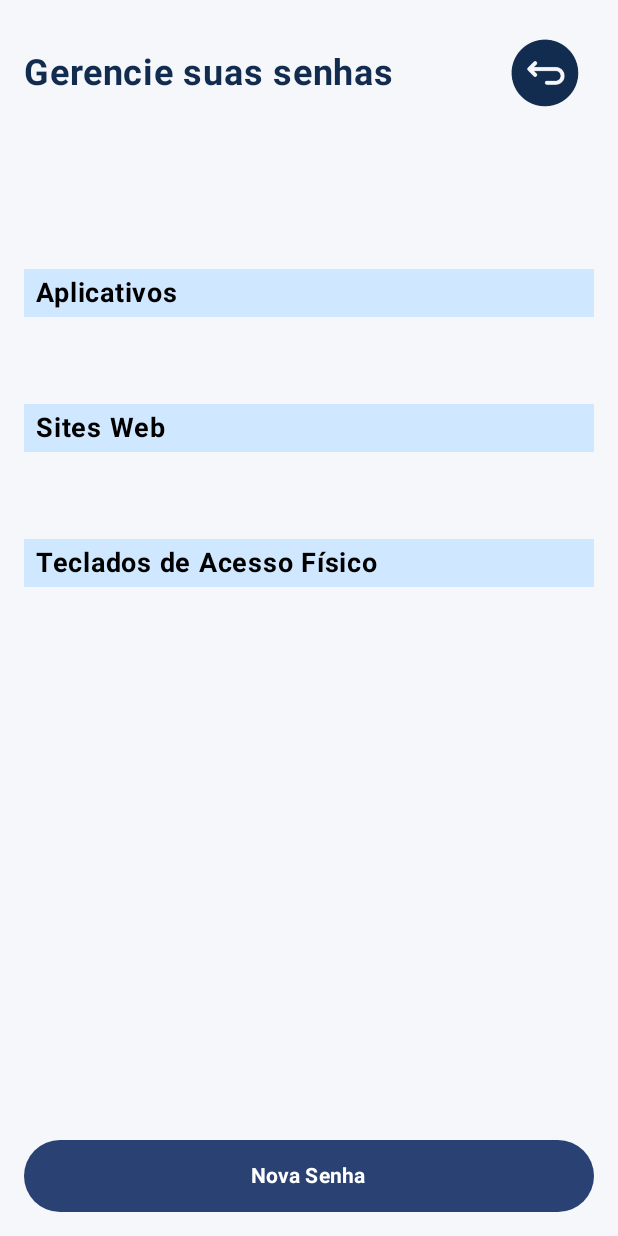
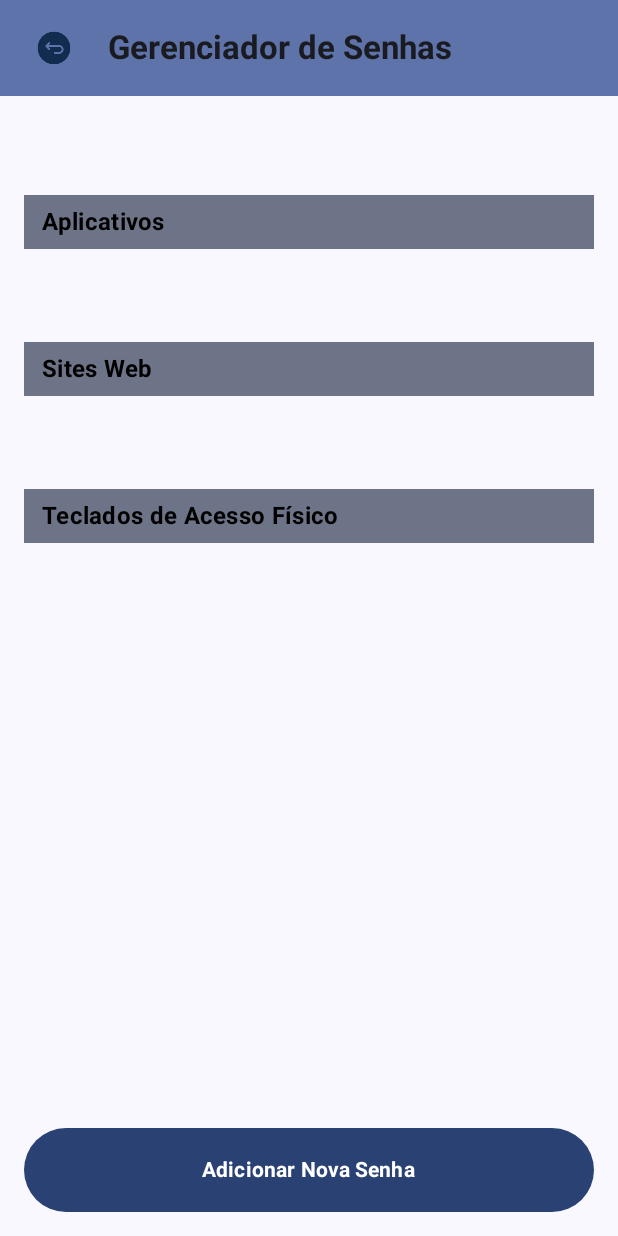
Before and after one commit to gustavo-zorzo/PI3-Turma3-6, an Android app built with Jetpack Compose: the PasswordManagerActivity screen opened directly, with no data from a screen before it, on a phone screen of 412 x 824 dp. Run offline under Robolectric (Android 15) with nearby library versions, the phone set to English and light mode, and no system bars; our stand-ins replace Firebase (no records; nobody signed in at launch, a user with empty details on screens opened directly).

Commit message:
Melhorias no front end da Activity de Password Manager

```diff
--- a/SuperID/app/src/main/java/br/com/superid/PasswordManagerActivity.kt
+++ b/SuperID/app/src/main/java/br/com/superid/PasswordManagerActivity.kt
@@ -1,6 +1,7 @@
 package br.com.superid
 
 import android.os.Bundle
+import android.widget.Toast
 import androidx.activity.ComponentActivity
 import androidx.activity.compose.setContent
 import androidx.compose.foundation.background
@@ -8,26 +9,24 @@ import androidx.compose.foundation.clickable
 import androidx.compose.foundation.layout.*
 import androidx.compose.foundation.lazy.LazyColumn
 import androidx.compose.foundation.lazy.items
+import androidx.compose.material.icons.Icons
+import androidx.compose.material.icons.filled.MoreVert
 import androidx.compose.material3.*
 import androidx.compose.runtime.*
 import androidx.compose.ui.Alignment
 import androidx.compose.ui.Modifier
 import androidx.compose.ui.graphics.Color
+import androidx.compose.ui.platform.LocalContext
+import androidx.compose.ui.res.painterResource
 import androidx.compose.ui.text.font.FontWeight
 import androidx.compose.ui.unit.dp
 import androidx.compose.ui.unit.sp
 import br.com.superid.ui.theme.SuperIDTheme
 import com.google.firebase.auth.FirebaseAuth
 import com.google.firebase.firestore.FirebaseFirestore
+import java.security.SecureRandom
 import android.app.Activity
 import android.util.Base64
-import android.widget.Toast
-import androidx.compose.material.icons.Icons
-import androidx.compose.material.icons.filled.MoreVert
-import androidx.compose.ui.platform.LocalContext
-import java.security.SecureRandom
-import androidx.compose.ui.res.painterResource
-import androidx.compose.material3.MenuAnchorType
 
 data class Senha(
     val id: String = "",
@@ -64,7 +63,6 @@ fun PasswordManagerScreen() {
     val context = LocalContext.current
     val activity = context as? Activity
     var senhaParaEditar by remember { mutableStateOf<Senha?>(null) }
-
     val categoriasFixas = listOf("Sites Web", "Aplicativos", "Teclados de Acesso Físico")
     var categoriasPersonalizadas by remember { mutableStateOf(setOf<String>()) }
 
@@ -88,7 +86,6 @@ fun PasswordManagerScreen() {
                             descricao = doc.getString("descricao") ?: ""
                         )
                     }
-
                     val novasCategorias = senhas.map { it.categoria }
                         .filter { it.isNotBlank() && it !in categoriasFixas }
                         .toSet()
@@ -106,68 +103,55 @@ fun PasswordManagerScreen() {
     Column(
         modifier = Modifier
             .fillMaxSize()
-            .background(Color(0xFFF5F7FB))
+            .background(MaterialTheme.colorScheme.background)
     ) {
-        Row(
-            modifier = Modifier
-                .fillMaxWidth()
-                .padding(16.dp),
-            horizontalArrangement = Arrangement.SpaceBetween,
-            verticalAlignment = Alignment.CenterVertically
-        ) {
-            Text(
-                text = "Gerencie suas senhas",
-                fontSize = 24.sp,
-                color = Color(0xFF122C4F),
-                fontWeight = FontWeight.Bold
-            )
-
+        TopAppBar(
+            title = {
+                Text("Gerenciador de Senhas", fontWeight = FontWeight.Bold)
+            },
+            navigationIcon = {
                 Icon(
                     painter = painterResource(id = R.drawable.logo_back),
                     contentDescription = "Voltar",
                     modifier = Modifier
-                    .size(65.dp)
-                    .clickable {
-                        activity?.finish()
-                    },
+                        .padding(horizontal = 16.dp)
+                        .size(32.dp)
+                        .clickable { activity?.finish() },
                     tint = Color.Unspecified
                 )
-        }
+            },
+            colors = TopAppBarDefaults.topAppBarColors(
+                containerColor = MaterialTheme.colorScheme.primaryContainer
+            )
+        )
 
-        Column(modifier = Modifier.padding(16.dp)) {
         LazyColumn(
-                verticalArrangement = Arrangement.spacedBy(8.dp),
-                modifier = Modifier
-                    .weight(1f)
-                    .padding(top = 16.dp)
+            contentPadding = PaddingValues(16.dp),
+            verticalArrangement = Arrangement.spacedBy(12.dp),
+            modifier = Modifier.weight(1f)
         ) {
             senhasPorCategoria.forEach { (categoria, senhasDaCategoria) ->
                 item {
                     Spacer(modifier = Modifier.height(50.dp))
-
-                        Box(
+                    Text(
+                        text = categoria,
+                        style = MaterialTheme.typography.titleMedium.copy(fontWeight = FontWeight.Bold),
                         modifier = Modifier
                             .fillMaxWidth()
-                                .background(Color(0xFFD0E8FF))
-                                .padding(horizontal = 8.dp, vertical = 4.dp)
-                        ) {
-                            Text(
-                                text = categoria,
-                                fontWeight = FontWeight.Bold,
-                                fontSize = 18.sp
+                            .background(MaterialTheme.colorScheme.secondaryContainer)
+                            .padding(horizontal = 12.dp, vertical = 6.dp)
                     )
-                        }
                 }
                 items(senhasDaCategoria) { item ->
                     PasswordItem(
                         senha = item,
-                            onEdit = { senhaSelecionada ->
-                                senhaParaEditar = senhaSelecionada
+                        onEdit = {
+                            senhaParaEditar = it
                             showDialog = true
                         },
-                            onDelete = { senha ->
-                                senha.id.takeIf { it.isNotBlank() }?.let {
-                                    db.collection("Senhas").document(it).delete()
+                        onDelete = {
+                            if (it.id.isNotBlank()) {
+                                db.collection("Senhas").document(it.id).delete()
                             }
                         }
                     )
@@ -179,9 +163,11 @@ fun PasswordManagerScreen() {
             onClick = { showDialog = true },
             modifier = Modifier
                 .fillMaxWidth()
-                    .height(48.dp)
+                .padding(16.dp)
+                .height(56.dp)
         ) {
-                Text("Nova Senha", fontWeight = FontWeight.Bold)
+            Text("Adicionar Nova Senha", fontWeight = FontWeight.Bold)
+        }
     }
 
     if (showDialog) {
@@ -198,7 +184,6 @@ fun PasswordManagerScreen() {
                     val tokenBytes = ByteArray(192)
                     SecureRandom().nextBytes(tokenBytes)
                     val accessToken = Base64.encodeToString(tokenBytes, Base64.NO_WRAP)
-
                     val dados = mapOf(
                         "uid" to uid,
                         "titulo" to titulo,
@@ -208,13 +193,11 @@ fun PasswordManagerScreen() {
                         "descricao" to descricao,
                         "accessToken" to accessToken
                     )
-
                     if (id != null) {
                         db.collection("Senhas").document(id).set(dados)
                     } else {
                         db.collection("Senhas").add(dados)
                     }
-
                     if (categoria !in categoriasFixas) {
                         categoriasPersonalizadas = categoriasPersonalizadas + categoria
                     }
@@ -225,8 +208,7 @@ fun PasswordManagerScreen() {
         )
     }
 }
-    }
-}
+
 
 @Composable
 fun PasswordItem(
```
Lines whose indentation alone changed are shown as unchanged.
